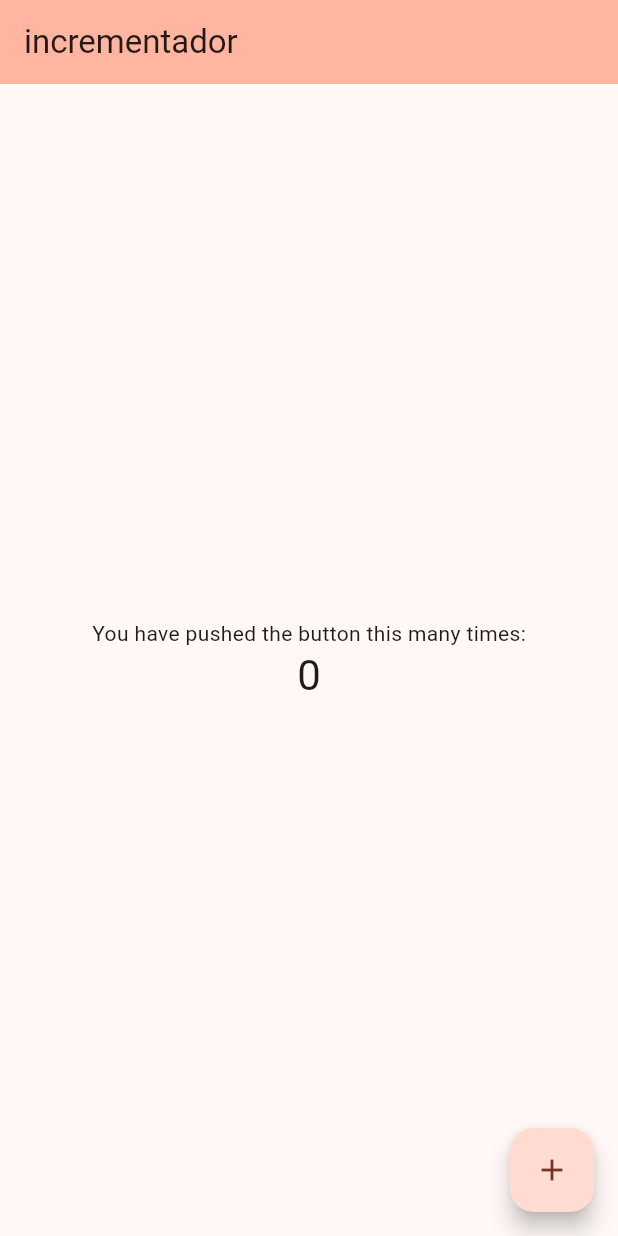
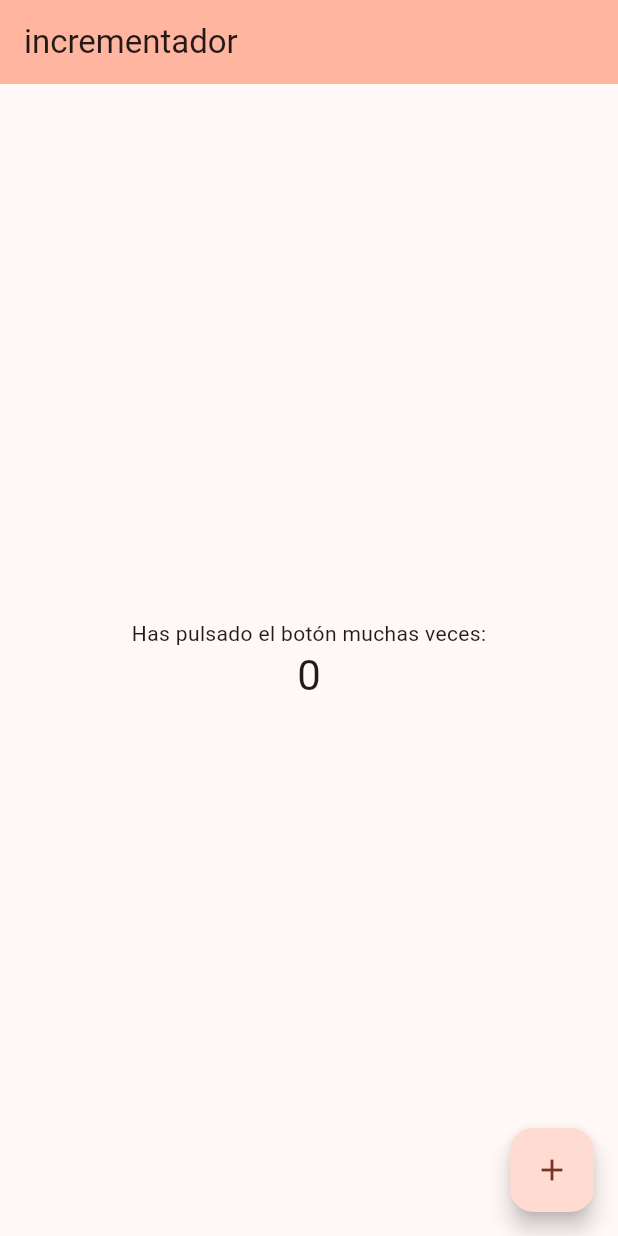
Before and after one commit to yo-ver/my_app, a Flutter app: the screen it shows after launch, on a phone screen of 412 x 824 dp. Run offline on Flutter 3.47's test engine with Material 3 defaults, Android fonts, the phone set to English and light mode, and no system bars.

```diff
--- a/lib/main.dart
+++ b/lib/main.dart
@@ -104,7 +104,7 @@ class _MyHomePageState extends State<MyHomePage> {
           // wireframe for each widget.
           mainAxisAlignment: MainAxisAlignment.center,
           children: <Widget>[
-            const Text('You have pushed the button this many times:'),
+            const Text('Has pulsado el botón muchas veces:'),
             Text(
               '$_counter',
               style: Theme.of(context).textTheme.headlineMedium,
```
